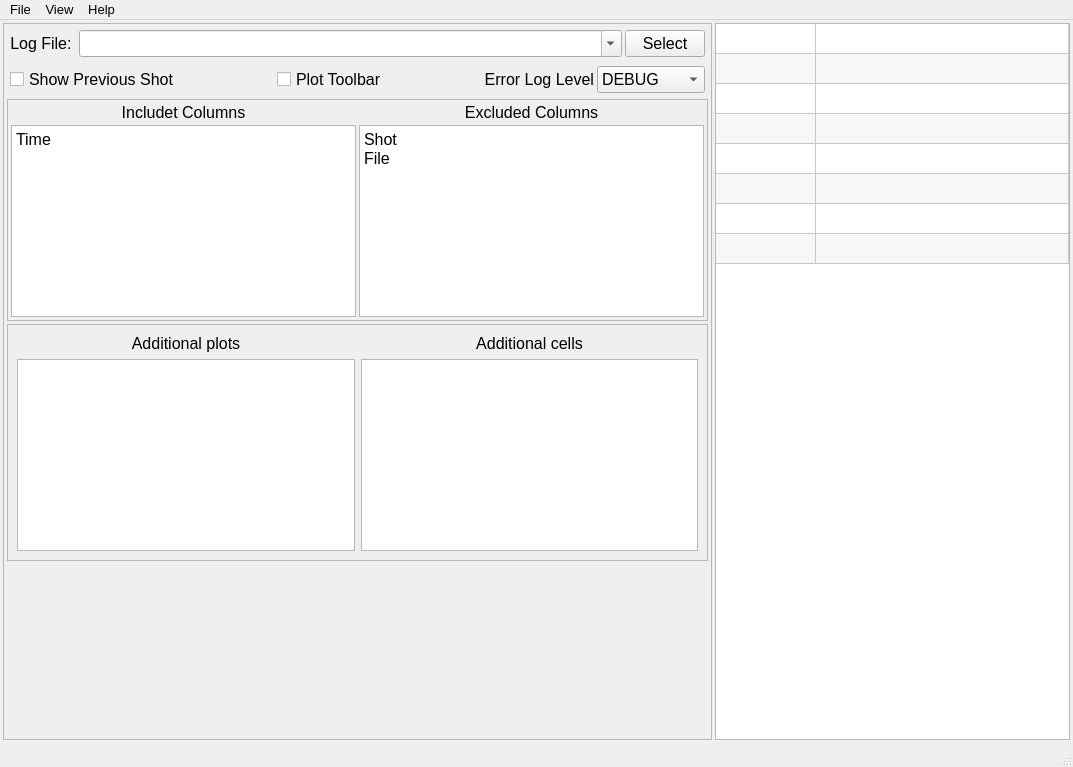
Old version of the form LoggerPlotter.ui in the repository salinsalins/LoggerPlotterPy.
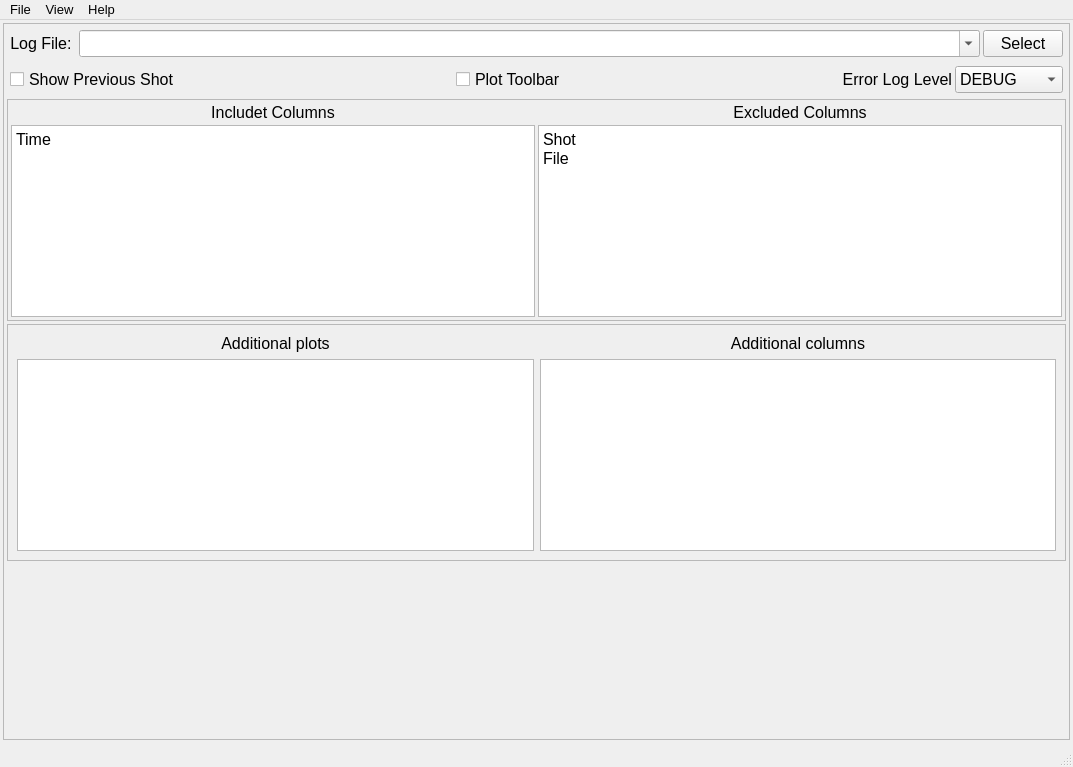
New version of the form. The open tabs and pages were chosen to show the change. Icons and pictures are not drawn.

What changed in the file:
```diff
--- a/LoggerPlotter.ui
+++ b/LoggerPlotter.ui
@@ -688,7 +688,7 @@
                     <item row="0" column="1">
                      <widget class="QLabel" name="label_6">
                       <property name="text">
-                       <string>Additional cells</string>
+                       <string>Additional columns</string>
                       </property>
                       <property name="alignment">
                        <set>Qt::AlignCenter</set>
@@ -714,100 +714,6 @@
                 </layout>
                </widget>
               </item>
-              <item>
-               <widget class="QTableWidget" name="tableWidget">
-                <property name="sizePolicy">
-                 <sizepolicy hsizetype="Expanding" vsizetype="Expanding">
-                  <horstretch>1</horstretch>
-                  <verstretch>0</verstretch>
-                 </sizepolicy>
-                </property>
-                <property name="font">
-                 <font>
-                  <pointsize>10</pointsize>
-                 </font>
-                </property>
-                <property name="alternatingRowColors">
-                 <bool>true</bool>
-                </property>
-                <attribute name="horizontalHeaderVisible">
-                 <bool>false</bool>
-                </attribute>
-                <attribute name="horizontalHeaderCascadingSectionResizes">
-                 <bool>false</bool>
-                </attribute>
-                <attribute name="horizontalHeaderDefaultSectionSize">
-                 <number>100</number>
-                </attribute>
-                <attribute name="horizontalHeaderStretchLastSection">
-                 <bool>true</bool>
-                </attribute>
-                <attribute name="verticalHeaderVisible">
-                 <bool>false</bool>
-                </attribute>
-                <row>
-                 <property name="text">
-                  <string>New Row</string>
-                 </property>
-                </row>
-                <row>
-                 <property name="text">
-                  <string>New Row</string>
-                 </property>
-                </row>
-                <row>
-                 <property name="text">
-                  <string>New Row</string>
-                 </property>
-                </row>
-                <row>
-                 <property name="text">
-                  <string>New Row</string>
-                 </property>
-                </row>
-                <row>
-                 <property name="text">
-                  <string>New Row</string>
-                 </property>
-                </row>
-                <row>
-                 <property name="text">
-                  <string>New Row</string>
-                 </property>
-                </row>
-                <row>
-                 <property name="text">
-                  <string>New Row</string>
-                 </property>
-                </row>
-                <row>
-                 <property name="text">
-                  <string>New Row</string>
-                 </property>
-                </row>
-                <column>
-                 <property name="text">
-                  <string>Parameter</string>
-                 </property>
-                 <property name="font">
-                  <font>
-                   <pointsize>12</pointsize>
-                   <kerning>false</kerning>
-                  </font>
-                 </property>
-                </column>
-                <column>
-                 <property name="text">
-                  <string>Value</string>
-                 </property>
-                 <property name="font">
-                  <font>
-                   <pointsize>12</pointsize>
-                  </font>
-                 </property>
-                </column>
-               </widget>
-              </item>
              </layout>
             </widget>
            </widget>
```
